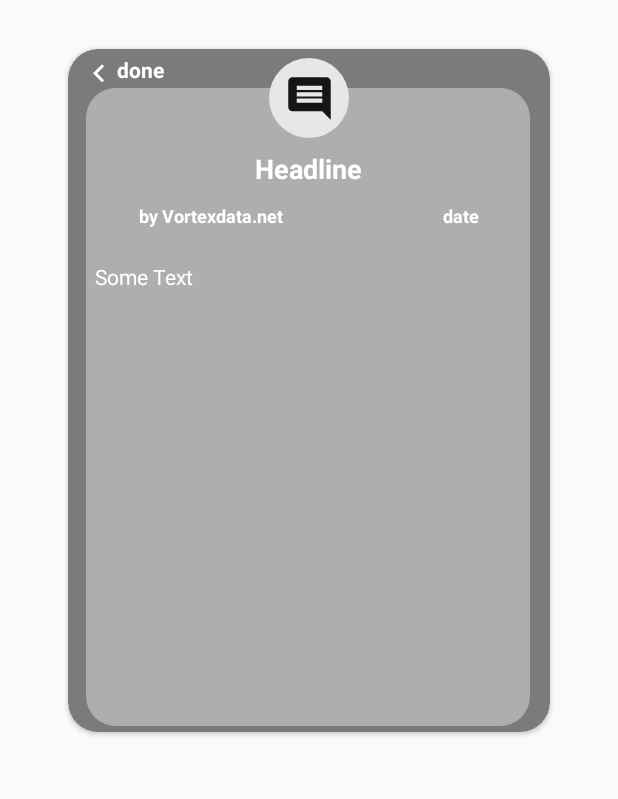
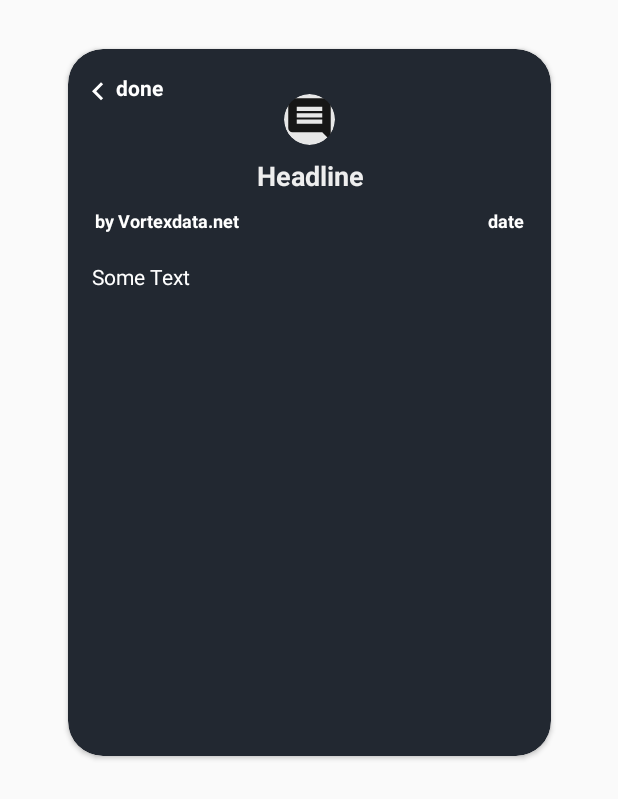
Before and after one commit to Klausmd5/HTL_AutoLogin-Android, an Android app: the layout read_news_layout_test.xml on its own in the app's theme, with its tools: preview values and no code run, on a phone screen of 412 x 824 dp. Shown: the top 799 px of the screen. Run offline under Robolectric (Android 15) with nearby library versions, the phone set to English and light mode, and no system bars; Roboto replaces fonts that are not available here.

Commit message:
added profile pictures

```diff
--- a/app/src/main/java/net/vortexdata/autolog/SettingsPage.java
+++ b/app/src/main/java/net/vortexdata/autolog/SettingsPage.java
@@ -98,7 +98,7 @@ public class SettingsPage extends Fragment {
         if (android.os.Build.VERSION.SDK_INT >= android.os.Build.VERSION_CODES.O) {
             copyright.setText(Year.now().equals(Year.parse("2019")) ? "Copyright Vortexdata.NET © 2019" : "Copyright Vortexdata.NET © 2019  - " + Year.now());
         } else {
-            copyright.setText("Copyright Vortexdata.NET © 2019 - 2020");
+            copyright.setText("Copyright Vortexdata.NET © 2019 - 2021");
         }
 
         back.setOnClickListener(view -> home.main.vp.setCurrentItem(0, true));
--- a/app/src/main/java/net/vortexdata/autolog/configs/Cfg.java
+++ b/app/src/main/java/net/vortexdata/autolog/configs/Cfg.java
@@ -11,6 +11,7 @@ public class Cfg {
 
     public static String logURL = "http://10.10.0.251:8002/index.php?zone=cp_htl";
     //public static String newsFeed = "https://src.vortexdata.net/modules/api/autolog.php";
-    public static String newsFeed = "http://192.168.137.1:3000/api/self";
+    public static String newsFeed = "http://192.168.1.15:3000/api/test";
+    public static String blogUrl = "http://192.168.1.15:3000/test";
 
 }
--- /dev/null
+++ b/app/src/main/res/drawable/gradientbutton3.xml
@@ -0,0 +1,11 @@
+<?xml version="1.0" encoding="utf-8"?>
+<shape xmlns:android="http://schemas.android.com/apk/res/android">
+
+    <gradient
+        android:startColor="@color/cyan_500"
+        android:endColor="@color/light_blue_500"
+        android:angle="0" />
+    <corners
+        android:radius="25dp" />
+
+</shape>
--- a/app/src/main/res/layout/read_news_layout.xml
+++ b/app/src/main/res/layout/read_news_layout.xml
@@ -104,7 +104,7 @@
                 app:layout_constraintTop_toTopOf="parent" />
 
             <TextView
-                android:id="@+id/date"
+                android:id="@+id/author"
                 android:layout_width="92dp"
                 android:layout_height="23dp"
                 android:layout_marginTop="85dp"
--- a/app/src/main/res/layout/read_news_layout_test.xml
+++ b/app/src/main/res/layout/read_news_layout_test.xml
@@ -1,6 +1,7 @@
 <?xml version="1.0" encoding="utf-8"?>
 <androidx.constraintlayout.widget.ConstraintLayout xmlns:android="http://schemas.android.com/apk/res/android"
     xmlns:app="http://schemas.android.com/apk/res-auto"
+    xmlns:tools="http://schemas.android.com/tools"
     android:id="@+id/cl"
     android:layout_width="match_parent"
     android:layout_height="match_parent">
@@ -35,10 +36,10 @@
 
     <androidx.cardview.widget.CardView
         android:id="@+id/cv"
-        android:layout_width="321dp"
-        android:layout_height="455dp"
-        app:cardBackgroundColor="@color/snackbar"
-        app:cardCornerRadius="30px"
+        android:layout_width="322dp"
+        android:layout_height="471dp"
+        app:cardBackgroundColor="#222831"
+        app:cardCornerRadius="35px"
         app:layout_constraintEnd_toEndOf="parent"
         app:layout_constraintLeft_toLeftOf="@id/newsVerLeftGuideline"
         app:layout_constraintRight_toRightOf="@id/newsVerRightGuideline"
@@ -52,26 +53,11 @@
             android:layout_height="match_parent"
             android:visibility="visible">
 
-            <ImageView
-                android:id="@+id/imageView"
-                android:layout_width="296dp"
-                android:layout_height="425dp"
-                android:layout_marginStart="8dp"
-                android:layout_marginTop="38dp"
-                android:layout_marginEnd="8dp"
-                android:layout_marginBottom="4dp"
-                android:background="@drawable/bg_white_roundcorner"
-                app:layout_constraintBottom_toBottomOf="@+id/copyURL"
-                app:layout_constraintEnd_toEndOf="parent"
-                app:layout_constraintHorizontal_bias="0.4"
-                app:layout_constraintStart_toStartOf="parent"
-                app:layout_constraintTop_toTopOf="parent" />
-
-            <ImageView
+            <com.google.android.material.imageview.ShapeableImageView
                 android:id="@+id/icon"
-                android:layout_width="53dp"
-                android:layout_height="53dp"
-                android:layout_marginTop="6dp"
+                android:layout_width="wrap_content"
+                android:layout_height="wrap_content"
+                android:layout_marginTop="4dp"
                 android:layout_marginBottom="4dp"
                 android:adjustViewBounds="true"
                 android:background="@drawable/cerclebackgroundwhite"
@@ -82,79 +68,79 @@
                 app:layout_constraintEnd_toEndOf="parent"
                 app:layout_constraintStart_toStartOf="parent"
                 app:layout_constraintTop_toTopOf="parent"
-                app:layout_constraintVertical_bias="0.0"
+                app:layout_constraintVertical_bias="0.060000002"
+                app:shapeAppearanceOverlay="@style/roundedImageViewRounded"
                 app:srcCompat="@drawable/ic_comment_black_24dp" />
 
             <TextView
                 android:id="@+id/headline"
-                android:layout_width="226dp"
-                android:layout_height="27dp"
+                android:layout_width="284dp"
+                android:layout_height="26dp"
                 android:layout_marginStart="8dp"
                 android:layout_marginTop="8dp"
                 android:layout_marginEnd="8dp"
                 android:text="Headline"
                 android:textAlignment="center"
-                android:textColor="#FFFFFF"
+                android:textColor="#eee"
                 android:textSize="18sp"
                 android:textStyle="bold"
                 app:layout_constraintEnd_toEndOf="parent"
-                app:layout_constraintHorizontal_bias="0.493"
                 app:layout_constraintStart_toStartOf="parent"
                 app:layout_constraintTop_toBottomOf="@+id/icon" />
 
             <TextView
-                android:id="@+id/date"
+                android:id="@+id/author"
                 android:layout_width="92dp"
                 android:layout_height="23dp"
-                android:layout_marginStart="1dp"
                 android:layout_marginTop="8dp"
-                android:layout_marginEnd="45dp"
+                android:layout_marginEnd="18dp"
                 android:text="date"
                 android:textAlignment="textEnd"
                 android:textColor="#FFFFFF"
                 android:textSize="12sp"
                 android:textStyle="bold"
                 app:layout_constraintEnd_toEndOf="parent"
-                app:layout_constraintStart_toEndOf="@+id/by"
                 app:layout_constraintTop_toBottomOf="@+id/headline" />
 
             <TextView
                 android:id="@+id/by"
                 android:layout_width="130dp"
                 android:layout_height="23dp"
-                android:layout_marginStart="45dp"
+                android:layout_marginStart="18dp"
                 android:layout_marginTop="8dp"
-                android:layout_marginEnd="1dp"
                 android:text="by Vortexdata.net"
                 android:textAlignment="textStart"
                 android:textColor="#FFFFFF"
                 android:textSize="12sp"
                 android:textStyle="bold"
-                app:layout_constraintEnd_toStartOf="@+id/date"
                 app:layout_constraintStart_toStartOf="parent"
                 app:layout_constraintTop_toBottomOf="@+id/headline" />
 
             <TextView
                 android:id="@+id/text"
-                android:layout_width="285dp"
-                android:layout_height="265dp"
+                android:layout_width="290dp"
+                android:layout_height="300dp"
                 android:layout_marginStart="8dp"
+                android:layout_marginTop="2dp"
                 android:layout_marginEnd="8dp"
-                android:layout_marginBottom="48dp"
+                android:layout_marginBottom="4dp"
+                android:scrollbars="vertical"
                 android:text="Some Text"
                 android:textAlignment="viewStart"
                 android:textColor="#FFFFFF"
                 android:textSize="14sp"
-                app:layout_constraintBottom_toBottomOf="parent"
+                app:layout_constraintBottom_toTopOf="@+id/openBlog"
                 app:layout_constraintEnd_toEndOf="parent"
-                app:layout_constraintStart_toStartOf="parent" />
+                app:layout_constraintStart_toStartOf="parent"
+                app:layout_constraintTop_toBottomOf="@+id/by"
+                app:layout_constraintVertical_bias="0.294" />
 
             <TextView
                 android:id="@+id/done"
                 android:layout_width="80dp"
                 android:layout_height="25dp"
                 android:layout_marginStart="8dp"
-                android:layout_marginTop="4dp"
+                android:layout_marginTop="16dp"
                 android:layout_marginEnd="8dp"
                 android:drawableLeft="@drawable/ic_keyboard_arrow_left_white_24dp"
                 android:text="done"
@@ -164,25 +150,26 @@
                 android:textStyle="bold"
                 android:visibility="visible"
                 app:layout_constraintEnd_toEndOf="parent"
-                app:layout_constraintHorizontal_bias="0.004"
+                app:layout_constraintHorizontal_bias="0.0"
                 app:layout_constraintStart_toStartOf="parent"
                 app:layout_constraintTop_toTopOf="parent" />
 
             <Button
-                android:id="@+id/copyURL"
-                android:layout_width="97dp"
-                android:layout_height="28dp"
-                android:layout_marginTop="8dp"
-                android:background="@drawable/buttonstyle_gradient_selector"
-                android:text="Copy URL"
+                android:id="@+id/openBlog"
+                android:layout_width="70dp"
+                android:layout_height="20dp"
+                android:layout_marginBottom="4dp"
+                android:background="@drawable/gradientbutton3"
+                android:text="open Blog"
                 android:textAllCaps="false"
                 android:textColor="#FFFFFF"
                 android:textSize="12sp"
                 android:textStyle="bold"
-                android:visibility="invisible"
+                android:visibility="gone"
+                app:layout_constraintBottom_toBottomOf="parent"
                 app:layout_constraintEnd_toEndOf="parent"
-                app:layout_constraintStart_toStartOf="parent"
-                app:layout_constraintTop_toBottomOf="@+id/text" />
+                app:layout_constraintHorizontal_bias="0.502"
+                app:layout_constraintStart_toStartOf="parent" />
 
         </androidx.constraintlayout.widget.ConstraintLayout>
     </androidx.cardview.widget.CardView>
--- a/app/src/main/res/values/colors.xml
+++ b/app/src/main/res/values/colors.xml
@@ -45,4 +45,6 @@
     <color name="vdata_green_light">#3FC5BE</color>
     <color name="bg_gray">#AEAEAE</color>
 
+    <color name="newsBlue">#222831</color>
+
 </resources>
--- a/app/src/main/res/values/styles.xml
+++ b/app/src/main/res/values/styles.xml
@@ -13,4 +13,9 @@
         <item name="android:navigationBarColor">@color/backgroundBlack</item>
         <item name="android:backgroundDimEnabled">true</item>
     </style>
+
+    <style name="roundedImageViewRounded">
+        <item name="cornerFamily">rounded</item>
+        <item name="cornerSize">50%</item>
+    </style>
 </resources>
```
Also changed, not shown: app/src/main/java/net/vortexdata/autolog/BasicMethods.java (+28 -13 lines), app/src/main/java/net/vortexdata/autolog/NewsFragment.java (+19 -9 lines), app/src/main/java/net/vortexdata/autolog/adapter/NewsAdapter.java (+12 -9 lines), app/src/main/java/net/vortexdata/autolog/objects/News.java (+11 -0 lines), app/src/main/res/layout/newslayout.xml (+32 -8 lines).
